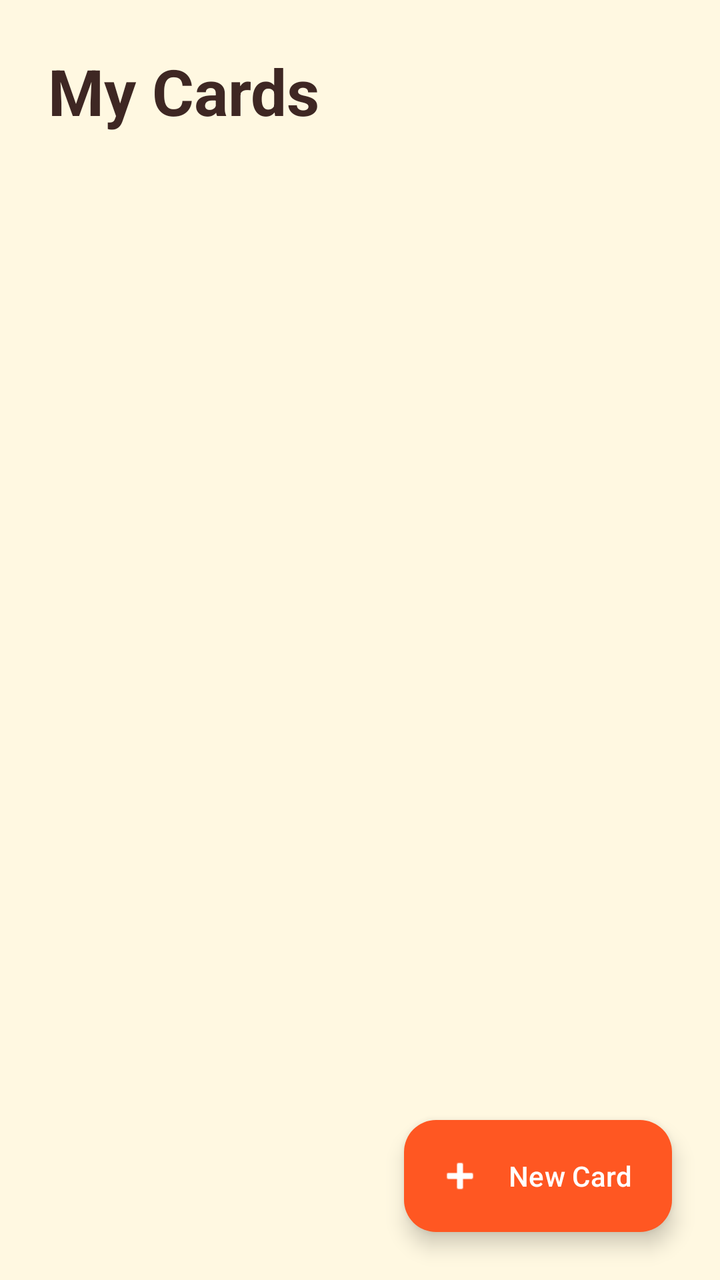
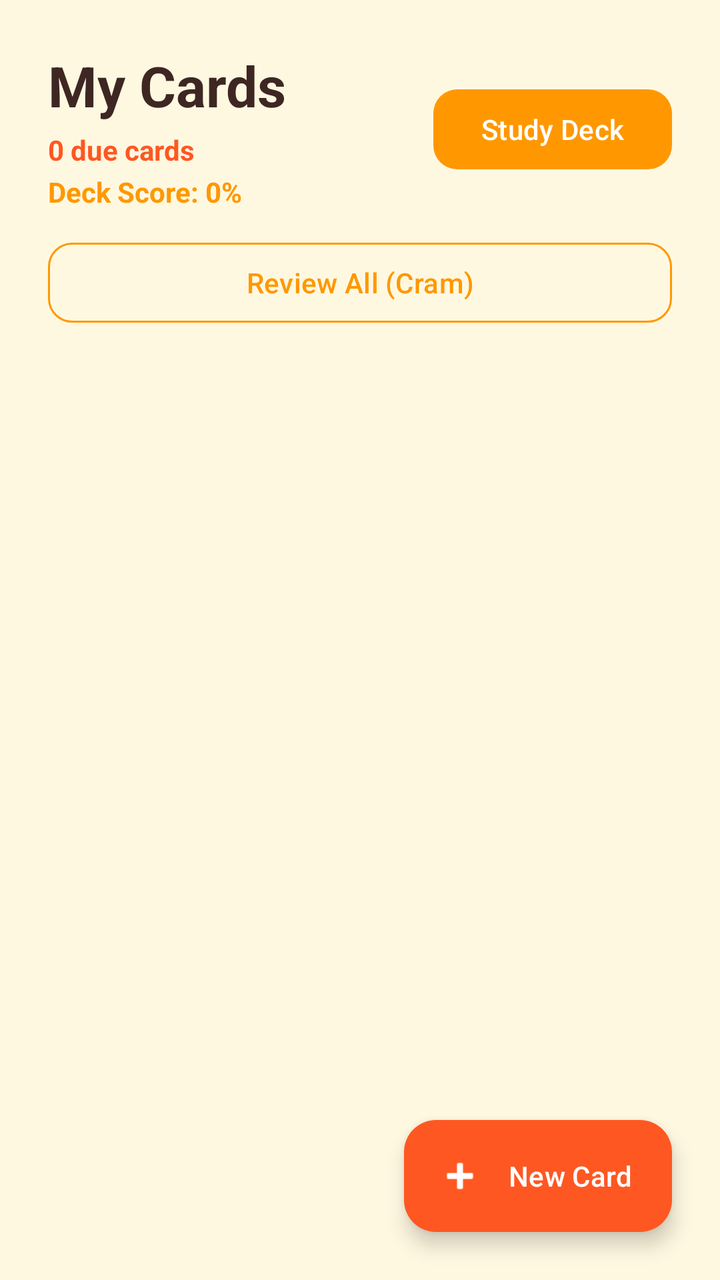

Before-and-after screenshots of an Android layout around one commit, followed by the original layout XML and the change that was made.
<!-- AndroidManifest.xml: application theme Theme.FlashNote -->
<!-- res/layout/activity_home.xml -->
<?xml version="1.0" encoding="utf-8"?>
<androidx.constraintlayout.widget.ConstraintLayout
    xmlns:android="http://schemas.android.com/apk/res/android"
    xmlns:app="http://schemas.android.com/apk/res-auto"
    android:layout_width="match_parent"
    android:layout_height="match_parent"
    android:background="@color/surface">

    <LinearLayout
        android:id="@+id/headerLayout"
        android:layout_width="match_parent"
        android:layout_height="wrap_content"
        android:orientation="vertical"
        android:padding="24dp"
        app:layout_constraintTop_toTopOf="parent">

        <TextView
            android:id="@+id/homeTitle"
            android:layout_width="wrap_content"
            android:layout_height="wrap_content"
            android:text="@string/my_cards"
            android:textColor="@color/on_surface"
            android:textSize="32sp"
            android:textStyle="bold" />

    </LinearLayout>

    
    <TextView
        android:id="@+id/emptyStateText"
        android:layout_width="wrap_content"
        android:layout_height="wrap_content"
        android:gravity="center"
        android:text="@string/empty_cards_message"
        android:textColor="@color/divider"
        android:textSize="18sp"
        android:visibility="gone"
        app:layout_constraintBottom_toBottomOf="parent"
        app:layout_constraintEnd_toEndOf="parent"
        app:layout_constraintStart_toStartOf="parent"
        app:layout_constraintTop_toBottomOf="@id/headerLayout" />

    
    <androidx.recyclerview.widget.RecyclerView
        android:id="@+id/cardsRecyclerView"
        android:layout_width="match_parent"
        android:layout_height="0dp"
        android:clipToPadding="false"
        android:paddingBottom="88dp"
        app:layout_constraintBottom_toBottomOf="parent"
        app:layout_constraintTop_toBottomOf="@id/headerLayout" />

    
    <com.google.android.material.floatingactionbutton.ExtendedFloatingActionButton
        android:id="@+id/addCardButton"
        android:layout_width="wrap_content"
        android:layout_height="wrap_content"
        android:layout_margin="24dp"
        android:text="@string/new_card"
        android:textColor="@color/on_primary"
        app:backgroundTint="@color/secondary"
        app:icon="@android:drawable/ic_input_add"
        app:iconTint="@color/on_primary"
        app:layout_constraintBottom_toBottomOf="parent"
        app:layout_constraintEnd_toEndOf="parent" />

</androidx.constraintlayout.widget.ConstraintLayout>
<!-- resources referenced by this layout -->
<resources>
  <color name="divider">#BDBDBD</color>
  <color name="on_primary">#FFFFFF</color>
  <color name="on_surface">#3E2723</color>
  <color name="secondary">#FF5722</color>
  <color name="surface">#FFF8E1</color>
  <string name="empty_cards_message">No cards yet.\nTap + to add one.</string>
  <string name="my_cards">My Cards</string>
  <string name="new_card">New Card</string>
  <style name="Theme.FlashNote" parent="Base.Theme.FlashNote" />
  <style name="Base.Theme.FlashNote" parent="Theme.Material3.DayNight.NoActionBar">
          <item name="colorPrimary">@color/primary</item>
          <item name="colorOnPrimary">@color/on_primary</item>
          <item name="colorSecondary">@color/secondary</item>
          <item name="colorOnSecondary">@color/on_secondary</item>
          <item name="android:windowBackground">@color/background</item>
          <item name="colorSurface">@color/surface</item>
          <item name="colorOnSurface">@color/on_surface</item>
      </style>
  <color name="primary">#FF9800</color>
  <color name="on_secondary">#FFFFFF</color>
  <color name="background">#FFFFFF</color>
</resources>

<!-- the commit's change to res/layout/activity_home.xml (unified diff, before → after) -->
@@ -14,14 +14,68 @@
         android:padding="24dp"
         app:layout_constraintTop_toTopOf="parent">
 
-        <TextView
-            android:id="@+id/homeTitle"
-            android:layout_width="wrap_content"
+        <LinearLayout
+            android:layout_width="match_parent"
             android:layout_height="wrap_content"
-            android:text="@string/my_cards"
-            android:textColor="@color/on_surface"
-            android:textSize="32sp"
-            android:textStyle="bold" />
+            android:gravity="center_vertical"
+            android:orientation="horizontal">
+
+            <LinearLayout
+                android:layout_width="0dp"
+                android:layout_height="wrap_content"
+                android:layout_weight="1"
+                android:orientation="vertical">
+
+                <TextView
+                    android:id="@+id/homeTitle"
+                    android:layout_width="wrap_content"
+                    android:layout_height="wrap_content"
+                    android:text="@string/my_cards"
+                    android:textColor="@color/on_surface"
+                    android:textSize="28sp"
+                    android:textStyle="bold" />
+
+                <TextView
+                    android:id="@+id/dueCountText"
+                    android:layout_width="wrap_content"
+                    android:layout_height="wrap_content"
+                    android:layout_marginTop="4dp"
+                    android:text="0 due cards"
+                    android:textColor="@color/secondary"
+                    android:textSize="14sp"
+                    android:textStyle="bold" />
+
+                <TextView
+                    android:id="@+id/deckScoreText"
+                    android:layout_width="wrap_content"
+                    android:layout_height="wrap_content"
+                    android:layout_marginTop="2dp"
+                    android:text="Deck Score: 0%"
+                    android:textColor="@color/primary"
+                    android:textSize="14sp"
+                    android:textStyle="bold" />
+            </LinearLayout>
+
+            <com.google.android.material.button.MaterialButton
+                android:id="@+id/studyDeckButton"
+                android:layout_width="wrap_content"
+                android:layout_height="wrap_content"
+                android:text="@string/study_deck"
+                android:textColor="@color/on_primary"
+                app:backgroundTint="@color/primary"
+                app:cornerRadius="12dp" />
+        </LinearLayout>
+
+        <com.google.android.material.button.MaterialButton
+            android:id="@+id/cramDeckButton"
+            style="@style/Widget.Material3.Button.OutlinedButton"
+            android:layout_width="match_parent"
+            android:layout_height="wrap_content"
+            android:layout_marginTop="12dp"
+            android:text="@string/review_all_cram"
+            android:textColor="@color/primary"
+            app:cornerRadius="12dp"
+            app:strokeColor="@color/primary" />
 
     </LinearLayout>
 
<!-- resource entries referenced after the edit -->
@@ -3,11 +3,14 @@
   <color name="divider">#BDBDBD</color>
   <color name="on_primary">#FFFFFF</color>
   <color name="on_surface">#3E2723</color>
+  <color name="primary">#FF9800</color>
   <color name="secondary">#FF5722</color>
   <color name="surface">#FFF8E1</color>
   <string name="empty_cards_message">No cards yet.\nTap + to add one.</string>
   <string name="my_cards">My Cards</string>
   <string name="new_card">New Card</string>
+  <string name="review_all_cram">Review All (Cram)</string>
+  <string name="study_deck">Study Deck</string>
   <style name="Theme.FlashNote" parent="Base.Theme.FlashNote" />
   <style name="Base.Theme.FlashNote" parent="Theme.Material3.DayNight.NoActionBar">
           <item name="colorPrimary">@color/primary</item>
@@ -18,7 +21,6 @@
           <item name="colorSurface">@color/surface</item>
           <item name="colorOnSurface">@color/on_surface</item>
       </style>
-  <color name="primary">#FF9800</color>
   <color name="on_secondary">#FFFFFF</color>
   <color name="background">#FFFFFF</color>
 </resources>
